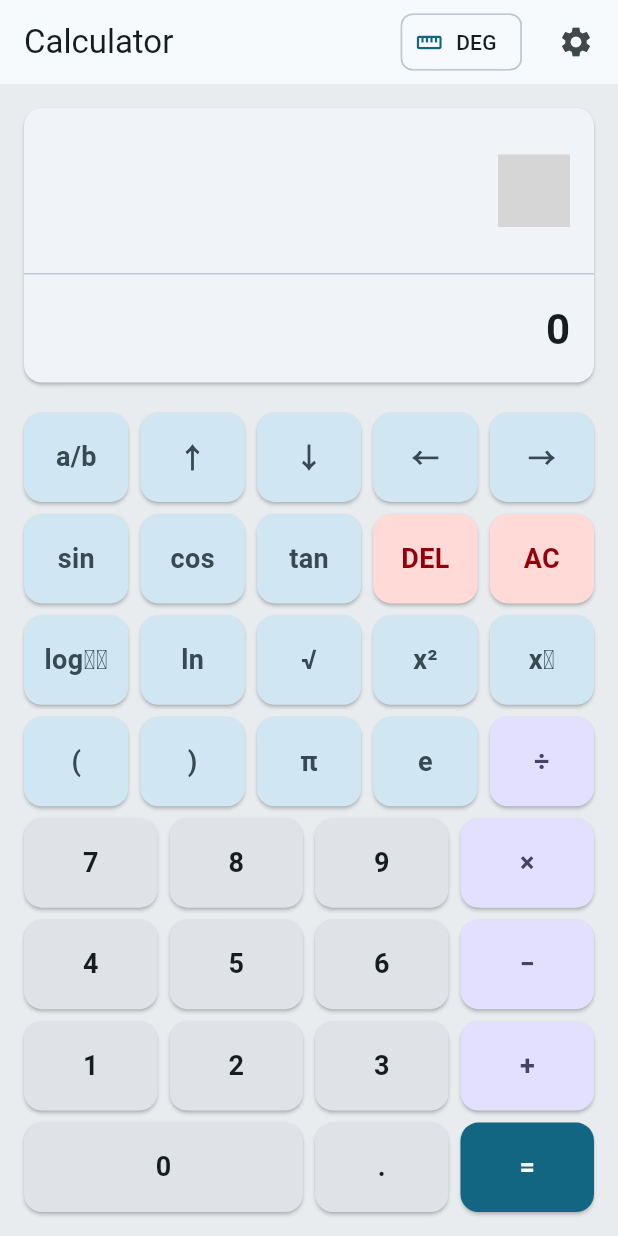
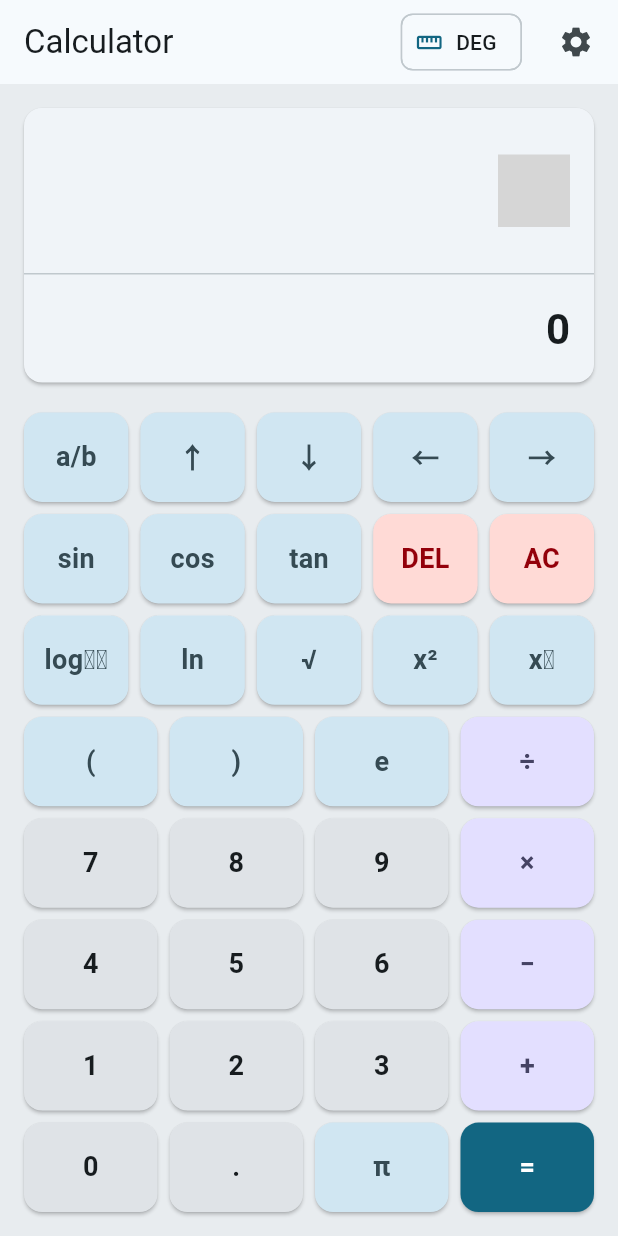
Before and after one commit to swarfte/scientific-calculator, a Flutter app: the screen it shows after launch, on a phone screen of 412 x 824 dp. Run offline on Flutter 3.47's test engine with Material 3 defaults, Android fonts, the phone set to English and light mode, and no system bars; our stand-ins replace flutter_riverpod, math_expressions, package_info_plus, shared_preferences; missing offline and left inert: flutter_math_fork, screen_retriever, window_manager; grey boxes are pictures that could not be loaded.

Commit message:
Move π key to keypad bottom row
Repositions the π function key from the top function row to the bottom row (next to decimal and equals) for a more balanced layout. Updates the bottom row by changing the 0 key from double-width to standard width so the row can accommodate the added π key.

```diff
--- a/lib/features/calculator/view/widgets/calculator_keypad.dart
+++ b/lib/features/calculator/view/widgets/calculator_keypad.dart
@@ -88,7 +88,7 @@ class CalculatorKeypad extends StatelessWidget {
         _row([
           _key('(', onOpenParenthesis, CalculatorKeyStyle.function),
           _key(')', onCloseParenthesis, CalculatorKeyStyle.function),
-          _key('π', onPi, CalculatorKeyStyle.function),
+
           _key('e', onEulerNumber, CalculatorKeyStyle.function),
           _key('÷', onDivide, CalculatorKeyStyle.operator),
         ]),
@@ -111,8 +111,9 @@ class CalculatorKeypad extends StatelessWidget {
           _key('+', onAdd, CalculatorKeyStyle.operator),
         ]),
         _row([
-          _digit('0', flex: 2),
+          _digit('0'),
           _key('.', onDecimal, CalculatorKeyStyle.normal),
+          _key('π', onPi, CalculatorKeyStyle.function),
           _key('=', onCalculate, CalculatorKeyStyle.equals),
         ]),
       ],
```
